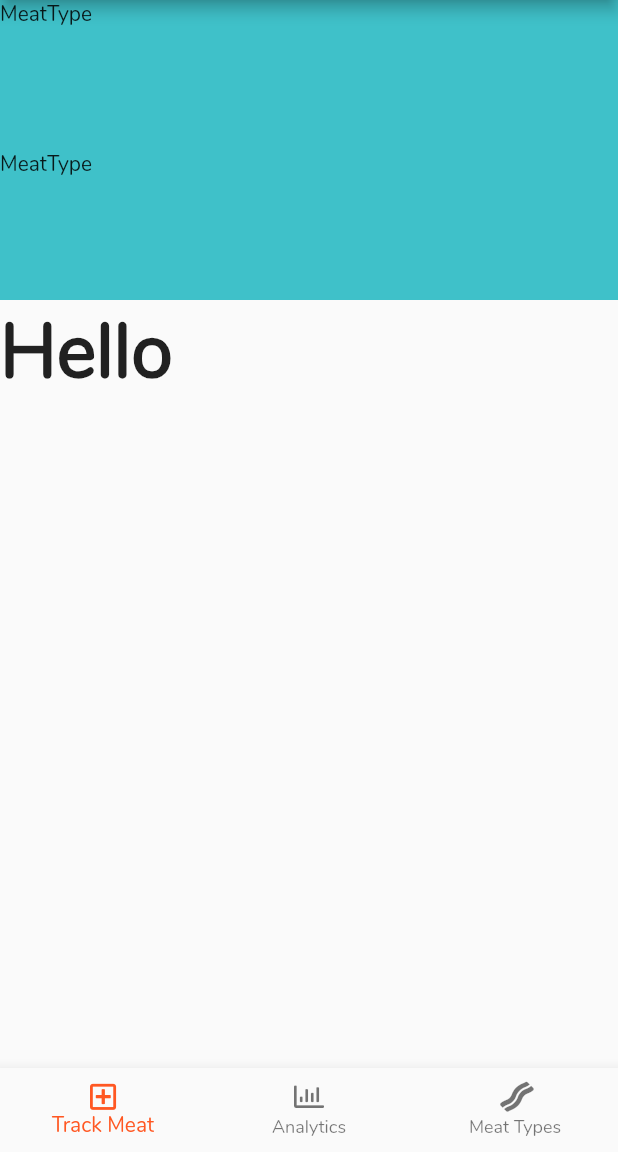
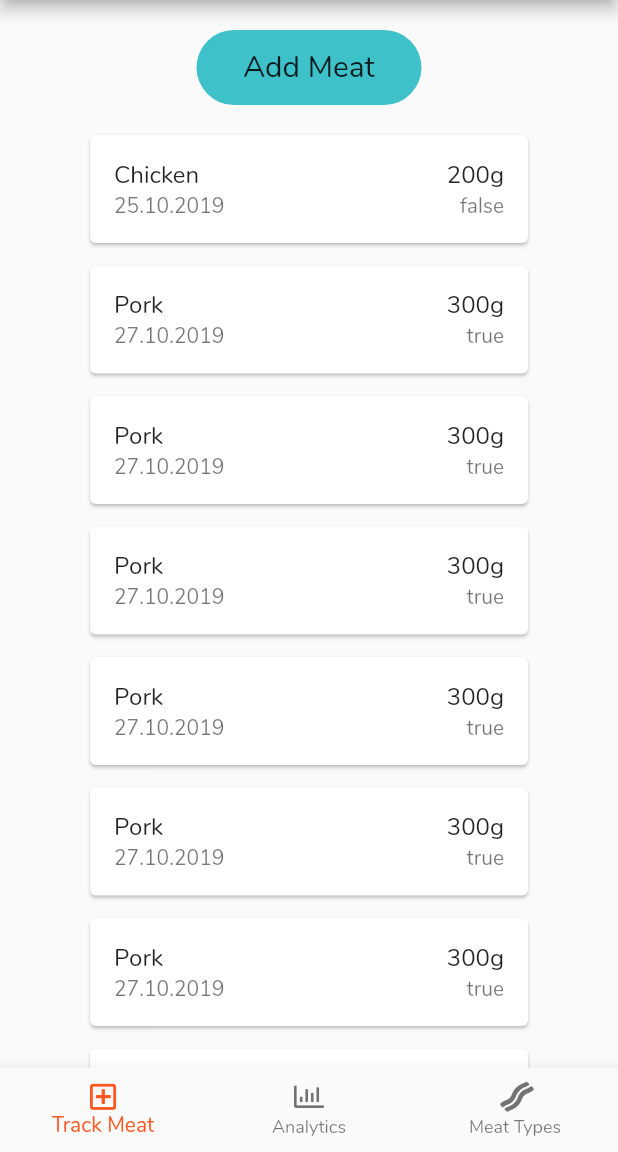
Before and after one commit to Snixells/meat-tracker, a Flutter app: the screen it shows after launch, on a phone screen of 412 x 824 dp, the part 84-1236 px from its top. Run offline on Flutter 3.47's test engine with Material 2 defaults, Android fonts, the phone set to English and light mode, and no system bars; our stand-ins replace font_awesome_flutter.

Commit message:
First Prototype of Track Meat Page done

```diff
--- a/lib/screens/track.dart
+++ b/lib/screens/track.dart
@@ -16,10 +16,11 @@ class TrackMeat extends StatelessWidget {
           centerTitle: true,
           backgroundColor: Theme.of(context).accentColor,
         ),
-        body: Column(
-          crossAxisAlignment: CrossAxisAlignment.stretch,
-          mainAxisAlignment: MainAxisAlignment.start,
+        body: ListView(
           children: [
+            Center(
+              child: new RoundedButton(text: 'Add Meat'),
+            ),
             MeatData(
               amount: 200,
               datetime: "25.10.2019",
@@ -32,10 +33,42 @@ class TrackMeat extends StatelessWidget {
               type: 'Pork',
               processed: true,
             ),
-            Text(
-              'Hello',
-              style: TextStyle(fontSize: 50, fontWeight: FontWeight.bold),
-            )
+            MeatData(
+              amount: 300,
+              datetime: "27.10.2019",
+              type: 'Pork',
+              processed: true,
+            ),
+            MeatData(
+              amount: 300,
+              datetime: "27.10.2019",
+              type: 'Pork',
+              processed: true,
+            ),
+            MeatData(
+              amount: 300,
+              datetime: "27.10.2019",
+              type: 'Pork',
+              processed: true,
+            ),
+            MeatData(
+              amount: 300,
+              datetime: "27.10.2019",
+              type: 'Pork',
+              processed: true,
+            ),
+            MeatData(
+              amount: 300,
+              datetime: "27.10.2019",
+              type: 'Pork',
+              processed: true,
+            ),
+            MeatData(
+              amount: 300,
+              datetime: "27.10.2019",
+              type: 'Pork',
+              processed: true,
+            ),
           ],
         ));
   }
@@ -48,15 +81,82 @@ class MeatData extends StatelessWidget {
   final bool processed;
 
   const MeatData(
-      {Key key, this.type, this.amount, this.datetime, this.processed})
+      {Key key, this.type, this.amount, this.datetime = "Text", this.processed})
       : super(key: key);
 
   @override
   Widget build(BuildContext context) {
-    return Container(
-      height: 100,
-      color: Theme.of(context).primaryColor,
-      child: Text('MeatType'),
+    return Center(
+      child: Card(
+        margin: EdgeInsets.only(left: 60, right: 60, bottom: 15),
+        child: Column(
+          mainAxisSize: MainAxisSize.min,
+          children: <Widget>[
+            ListTile(
+              title: Row(
+                mainAxisAlignment: MainAxisAlignment.spaceBetween,
+                children: [
+                  Text(type),
+                  Text('${amount.toString()}g'),
+                ],
+              ),
+              subtitle: Row(
+                mainAxisAlignment: MainAxisAlignment.spaceBetween,
+                children: [
+                  Text('$datetime'),
+                  Text('$processed'),
+                ],
+              ),
+            ),
+          ],
+        ),
+      ),
     );
   }
 }
+
+class RoundedButton extends StatelessWidget {
+  const RoundedButton(
+      {Key key,
+      this.sideLength = 50,
+      this.margin = 20,
+      this.borderRadius = 25,
+      this.fontSize = 20,
+      this.text = 'Text'})
+      : super(key: key);
+
+  final double sideLength;
+  final double margin;
+  final double borderRadius;
+  final double fontSize;
+  final String text;
+
+  @override
+  Widget build(BuildContext context) {
+    return AnimatedContainer(
+      height: sideLength,
+      width: sideLength * 3,
+      duration: Duration(seconds: 2),
+      curve: Curves.easeIn,
+      margin: EdgeInsets.all(margin),
+      child: Material(
+        color: Theme.of(context).primaryColor,
+        borderRadius: BorderRadius.circular(borderRadius),
+        child: InkWell(
+          borderRadius: BorderRadius.circular(borderRadius),
+          splashColor: Theme.of(context).accentColor,
+          onTap: () {},
+          child: Row(
+            mainAxisAlignment: MainAxisAlignment.center,
+            children: <Widget>[
+              Text(
+                text,
+                style: TextStyle(fontSize: 20),
+              ),
+            ],
+          ),
+        ),
+      ),
+    );
+  }
+}
```
